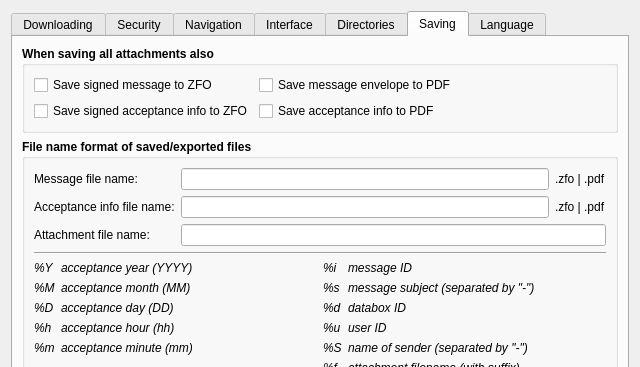
The window that src/gui/ui/dlg_preferences.ui (psakar/datovka) describes before a commit, drawn with Qt 5; both pictures show x 0 to 640 and y 0 to 367 of the 640 by 615 pixel window.
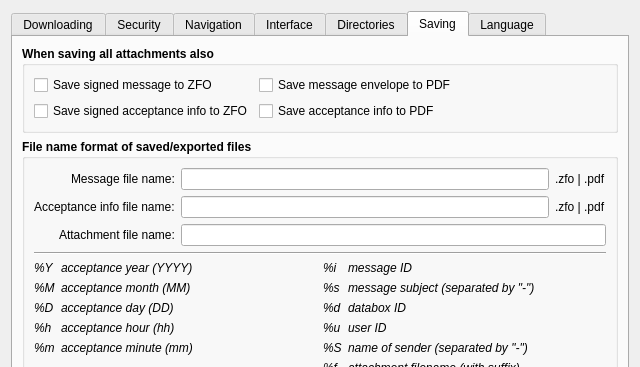
The same window after the commit. The open tabs and pages were chosen to show the change. Icons and pictures are not drawn.

Commit message: Placed saving-related setting into one block.

The edit to the form file:
```diff
--- a/src/gui/ui/dlg_preferences.ui
+++ b/src/gui/ui/dlg_preferences.ui
@@ -1239,6 +1239,9 @@
             <property name="fieldGrowthPolicy">
              <enum>QFormLayout::AllNonFixedFieldsGrow</enum>
             </property>
+            <property name="labelAlignment">
+             <set>Qt::AlignRight|Qt::AlignTrailing|Qt::AlignVCenter</set>
+            </property>
             <item row="0" column="0">
              <widget class="QLabel" name="label_3">
               <property name="font">
```
Left out of the diff: 34 changed lines with no effect on the pictures. The commit also changes 1 other file.
